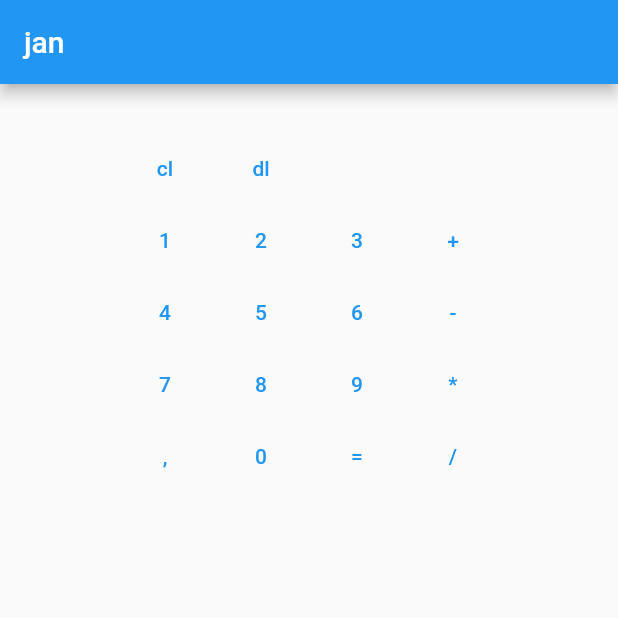
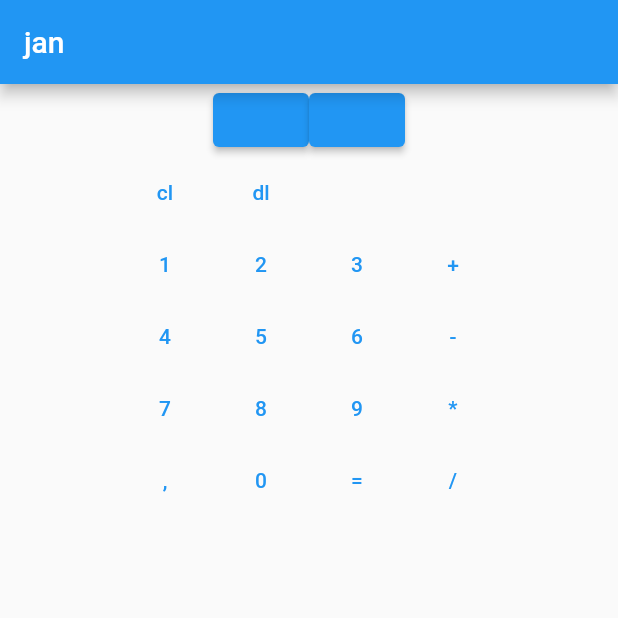
Before and after one commit to Kacp-R/kalk, a Flutter app: the screen it shows after launch, on a phone screen of 412 x 824 dp, the top half of it. Run offline on Flutter 3.47's test engine with Material 2 defaults, Android fonts, the phone set to English and light mode, and no system bars.

Commit message:
Added copying

```diff
--- a/lib/main.dart
+++ b/lib/main.dart
@@ -2,6 +2,7 @@ import 'dart:io';
 import 'dart:math';
 
 import 'package:flutter/material.dart';
+import 'package:flutter/services.dart';
 
 void main() {
   print("Hello");
@@ -33,8 +34,14 @@ class _MyAppState extends State<MyApp> {
         ),
         body: Column(
         children: [
-          Text('$_secondS'),
-          Text('$_firstS'),
+          Row(
+            mainAxisAlignment: MainAxisAlignment.center,
+
+            children: [
+              ElevatedButton(onPressed: ()=> copy(1), child: Text('$_secondS')),
+              ElevatedButton(onPressed: ()=> copy(0), child: Text('$_firstS')),
+            ],
+          ),
           Column(
           children: [
             Row(
@@ -102,6 +109,12 @@ class _MyAppState extends State<MyApp> {
         }
         _firstS+=input.toString();
       });
+  }
+  void copy(int val){
+    if(val==0)
+      Clipboard.setData(ClipboardData(text: "$_firstS"));
+    else
+      Clipboard.setData(ClipboardData(text: "$_secondS"));
   }
   void func(String input){
     setState(() {
```
